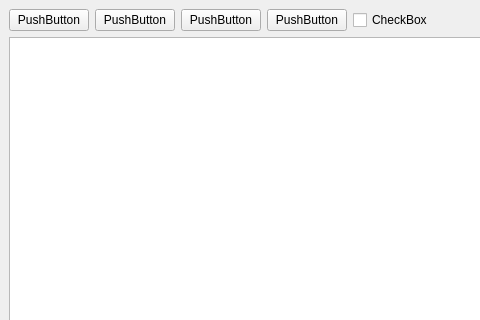
tizianolattisi/suitegda, file src/com/axiastudio/suite/protocollo/forms/scrivania.ui: the form before one commit; both pictures show x 0 to 480 and y 0 to 320 of the 768 by 562 pixel window.
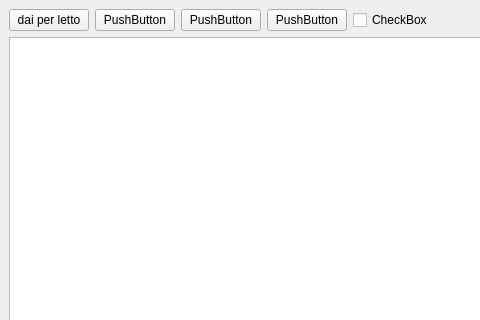
The form after the commit.

Commit message: Dai per letto.

Diff of the .ui file:
```diff
--- a/src/com/axiastudio/suite/protocollo/forms/scrivania.ui
+++ b/src/com/axiastudio/suite/protocollo/forms/scrivania.ui
@@ -18,7 +18,7 @@
     <item row="0" column="0">
      <widget class="QPushButton" name="pushButton">
       <property name="text">
-       <string>PushButton</string>
+       <string>dai per letto</string>
       </property>
      </widget>
     </item>
```
Left out of the diff: 2 changed lines with no effect on the pictures. The commit also changes 5 other files.
